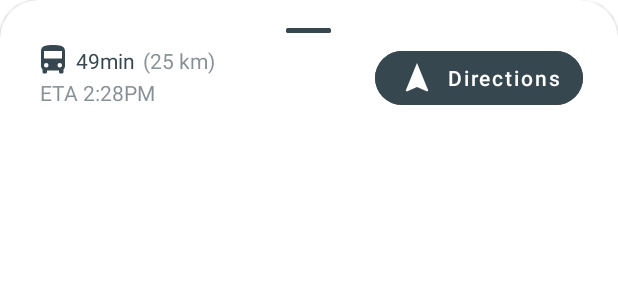
After one commit to tamuseanmiller/AggieMapS, an Android app: the layout directions_sheet.xml on its own in the app's theme, with its tools: preview values and no code run, on a phone screen of 412 x 824 dp. The commit adds this screen. Shown: the top 300 px of the screen. Run offline under Robolectric (Android 15) with nearby library versions, the phone set to English and light mode, and no system bars.

Commit message:
Updated Directions Bottom Sheet

```diff
--- a/app/src/main/java/com/mrst/aggiemaps/MapsFragment.java
+++ b/app/src/main/java/com/mrst/aggiemaps/MapsFragment.java
@@ -443,7 +443,7 @@ public class MapsFragment extends Fragment implements OnCampusAdapter.ItemClickL
         try {
             if (locationPermissionGranted) {
                 Task<Location> locationResult = fusedLocationProviderClient.getLastLocation();
-                locationResult.addOnCompleteListener(getActivity(), task -> {
+                locationResult.addOnCompleteListener(requireActivity(), task -> {
                     if (task.isSuccessful()) {
                         // Set the map's camera position to the current location of the device.
                         lastKnownLocation = task.getResult();
@@ -455,6 +455,7 @@ public class MapsFragment extends Fragment implements OnCampusAdapter.ItemClickL
                         Log.d(TAG, "Current location is null. Using defaults.");
                         Log.e(TAG, "Exception: %s", task.getException());
                         LatLng collegeStation = new LatLng(30.611812, -96.329767);
+                        deviceLatLng = collegeStation;
                         mMap.animateCamera(CameraUpdateFactory
                                 .newLatLngZoom(collegeStation, 14.0f));
                         mMap.getUiSettings().setMyLocationButtonEnabled(false);
@@ -530,6 +531,9 @@ public class MapsFragment extends Fragment implements OnCampusAdapter.ItemClickL
                              @Nullable Bundle savedInstanceState) {
 
         if (!isAdded()) return null;
+
+        // Set default latlng value
+        deviceLatLng = new LatLng(30.611812, -96.329767);
 
         // Inflate View
         View mView = inflater.inflate(R.layout.fragment_maps, container, false);
--- /dev/null
+++ b/app/src/main/res/drawable-v24/navigation.xml
@@ -0,0 +1,8 @@
+<!-- drawable/navigation.xml -->
+<vector xmlns:android="http://schemas.android.com/apk/res/android"
+    android:height="24dp"
+    android:width="24dp"
+    android:viewportWidth="24"
+    android:viewportHeight="24">
+    <path android:fillColor="#000" android:pathData="M12,2L4.5,20.29L5.21,21L12,18L18.79,21L19.5,20.29L12,2Z" />
+</vector>
--- /dev/null
+++ b/app/src/main/res/layout/directions_sheet.xml
@@ -0,0 +1,116 @@
+<?xml version="1.0" encoding="utf-8"?>
+<com.mrst.aggiemaps.NestedCoordinatorLayout xmlns:android="http://schemas.android.com/apk/res/android"
+    xmlns:app="http://schemas.android.com/apk/res-auto"
+    android:layout_width="match_parent"
+    android:layout_height="match_parent"
+    android:elevation="5dp">
+
+    <!-- Bottom sheet contents. -->
+    <com.google.android.material.card.MaterialCardView
+        style="@style/BottomSheetCorners"
+        android:layout_width="match_parent"
+        android:layout_height="match_parent"
+        android:backgroundTint="@color/background">
+
+        <!-- Change overscroll mode to never for disabling snapping to top when scrolled up -->
+        <androidx.core.widget.NestedScrollView
+            android:id="@+id/nsv"
+            android:layout_width="match_parent"
+            android:layout_height="match_parent"
+            android:elevation="5dp"
+            android:layout_marginTop="5dp"
+            android:fillViewport="true"
+            android:overScrollMode="ifContentScrolls">
+
+            <LinearLayout
+                android:layout_width="match_parent"
+                android:layout_height="match_parent"
+                android:orientation="vertical">
+
+                <!-- Draggable rectangle -->
+                <com.google.android.material.button.MaterialButton
+                    android:id="@+id/drag_direction"
+                    android:layout_width="30dp"
+                    android:layout_height="15dp"
+                    android:layout_gravity="center_horizontal"
+                    android:backgroundTint="@color/foreground"
+                    android:stateListAnimator="@null"
+                    app:cornerRadius="25dp" />
+
+                <androidx.constraintlayout.widget.ConstraintLayout
+                    android:id="@+id/cl_directions"
+                    android:layout_width="match_parent"
+                    android:layout_height="wrap_content"
+                    android:paddingStart="16dp"
+                    android:paddingEnd="16dp">
+
+                    <ImageView
+                        android:id="@+id/trip_type_image"
+                        android:layout_width="wrap_content"
+                        android:layout_height="wrap_content"
+                        android:src="@drawable/bus"
+                        android:contentDescription="@string/trip_type_for_route"
+                        app:tint="@color/foreground"
+                        app:layout_constraintStart_toStartOf="parent"
+                        app:layout_constraintTop_toTopOf="parent"/>
+
+                    <TextView
+                        android:id="@+id/eta_min"
+                        android:layout_width="wrap_content"
+                        android:layout_height="wrap_content"
+                        android:text="49min"
+                        android:textColor="@color/foreground"
+                        app:layout_constraintStart_toEndOf="@id/trip_type_image"
+                        app:layout_constraintTop_toTopOf="@id/trip_type_image"
+                        app:layout_constraintBottom_toBottomOf="@id/trip_type_image"
+                        android:paddingStart="3dp"
+                        android:paddingEnd="5dp"/>
+
+                    <TextView
+                        android:layout_width="wrap_content"
+                        android:layout_height="wrap_content"
+                        android:text="(25 km)"
+                        android:textColor="@color/foreground_60"
+                        app:layout_constraintStart_toEndOf="@id/eta_min"
+                        app:layout_constraintTop_toTopOf="@id/trip_type_image"
+                        app:layout_constraintBottom_toBottomOf="@id/trip_type_image" />
+
+                    <com.google.android.material.button.MaterialButton
+                        android:id="@+id/directions_button"
+                        android:layout_width="wrap_content"
+                        android:layout_height="wrap_content"
+                        app:icon="@drawable/navigation"
+                        android:text="Directions"
+                        android:stateListAnimator="@null"
+                        app:cornerRadius="25dp"
+                        android:backgroundTint="@color/foreground"
+                        android:textColor="@color/background"
+                        android:textAllCaps="false"
+                        app:layout_constraintEnd_toEndOf="parent"
+                        app:layout_constraintTop_toTopOf="parent" />
+
+                    <TextView
+                        android:id="@+id/eta_time"
+                        android:layout_width="wrap_content"
+                        android:layout_height="wrap_content"
+                        android:text="ETA 2:28PM"
+                        android:textColor="@color/foreground_60"
+                        android:paddingStart="3dp"
+                        app:layout_constraintTop_toBottomOf="@id/trip_type_image"
+                        app:layout_constraintStart_toStartOf="parent" />
+
+                </androidx.constraintlayout.widget.ConstraintLayout>
+
+                <androidx.recyclerview.widget.RecyclerView
+                    android:id="@+id/directions_recycler"
+                    android:layout_width="match_parent"
+                    android:layout_height="wrap_content"
+                    android:nestedScrollingEnabled="false" />
+
+            </LinearLayout>
+
+        </androidx.core.widget.NestedScrollView>
+
+    </com.google.android.material.card.MaterialCardView>
+
+</com.mrst.aggiemaps.NestedCoordinatorLayout>
--- a/app/src/main/res/values/strings.xml
+++ b/app/src/main/res/values/strings.xml
@@ -13,4 +13,5 @@
     <string name="time_table">Time Table</string>
     <string name="try_another_date">Try Another Date</string>
     <string name="no_more_buses">No more buses are running today</string>
+    <string name="trip_type_for_route">Trip Type for Route</string>
 </resources>
```
Also changed, not shown: app/src/main/java/com/mrst/aggiemaps/MainActivity.java (+4 -4 lines), app/src/main/res/layout/activity_main.xml (+1 -77 lines).
